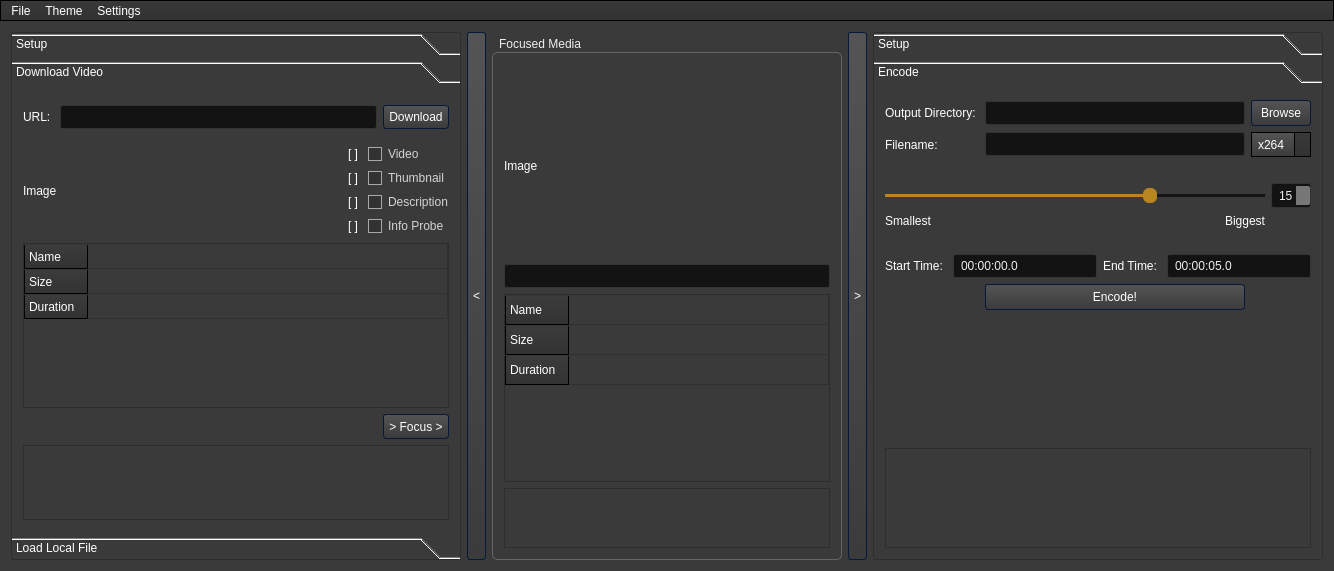
The window that Download_and_Clip.ui (Chrscool8/ClipEZ-aka-Download-and-Clip) describes before a commit, drawn with Qt 5.
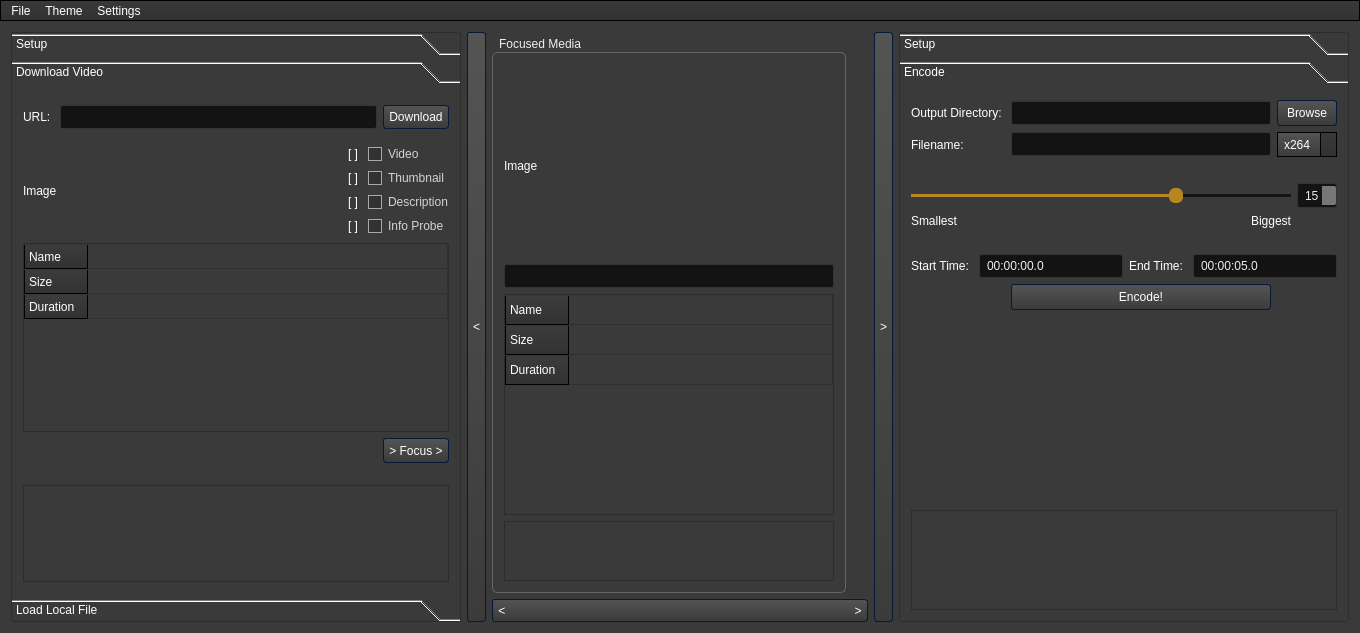
The same window after the commit. The open tabs and pages were chosen to show the change. Icons and pictures are not drawn.

Commit message: expand both sides button

```diff
--- a/Download_and_Clip.ui
+++ b/Download_and_Clip.ui
@@ -10,8 +10,8 @@
    <rect>
     <x>0</x>
     <y>0</y>
-    <width>1332</width>
-    <height>571</height>
+    <width>1334</width>
+    <height>633</height>
    </rect>
   </property>
   <property name="sizePolicy">
@@ -1264,8 +1264,8 @@
         <rect>
          <x>0</x>
          <y>0</y>
-         <width>448</width>
-         <height>447</height>
+         <width>305</width>
+         <height>385</height>
         </rect>
        </property>
        <attribute name="label">
@@ -2101,6 +2101,8 @@
      </widget>
     </item>
     <item>
+     <layout class="QVBoxLayout" name="verticalLayout_6">
+      <item>
      <widget class="QGroupBox" name="groupBox">
       <property name="sizePolicy">
        <sizepolicy hsizetype="Fixed" vsizetype="Preferred">
@@ -2224,6 +2226,21 @@
      </widget>
     </item>
     <item>
+       <widget class="QPushButton" name="expand_both">
+        <property name="maximumSize">
+         <size>
+          <width>16777215</width>
+          <height>23</height>
+         </size>
+        </property>
+        <property name="text">
+         <string>&lt;                                                                                                         &gt;</string>
+        </property>
+       </widget>
+      </item>
+     </layout>
+    </item>
+    <item>
      <widget class="QPushButton" name="expand_right">
       <property name="sizePolicy">
        <sizepolicy hsizetype="Fixed" vsizetype="Expanding">
@@ -2358,8 +2375,8 @@
         <rect>
          <x>0</x>
          <y>0</y>
-         <width>448</width>
-         <height>474</height>
+         <width>229</width>
+         <height>327</height>
         </rect>
        </property>
        <attribute name="label">
@@ -2629,7 +2646,7 @@
     <rect>
      <x>0</x>
      <y>0</y>
-     <width>1332</width>
+     <width>1334</width>
      <height>23</height>
     </rect>
    </property>
```
Left out of the diff: 8 changed lines with no effect on the pictures. Lines whose indentation alone changed are shown as unchanged. The commit also changes 10 other files.
